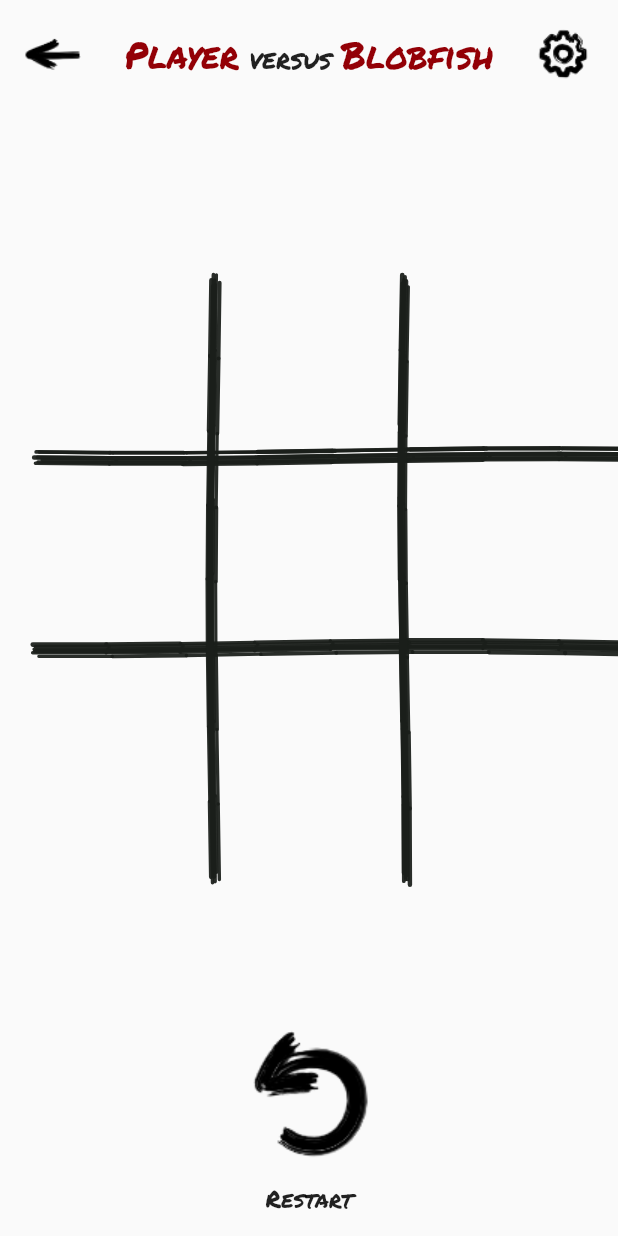
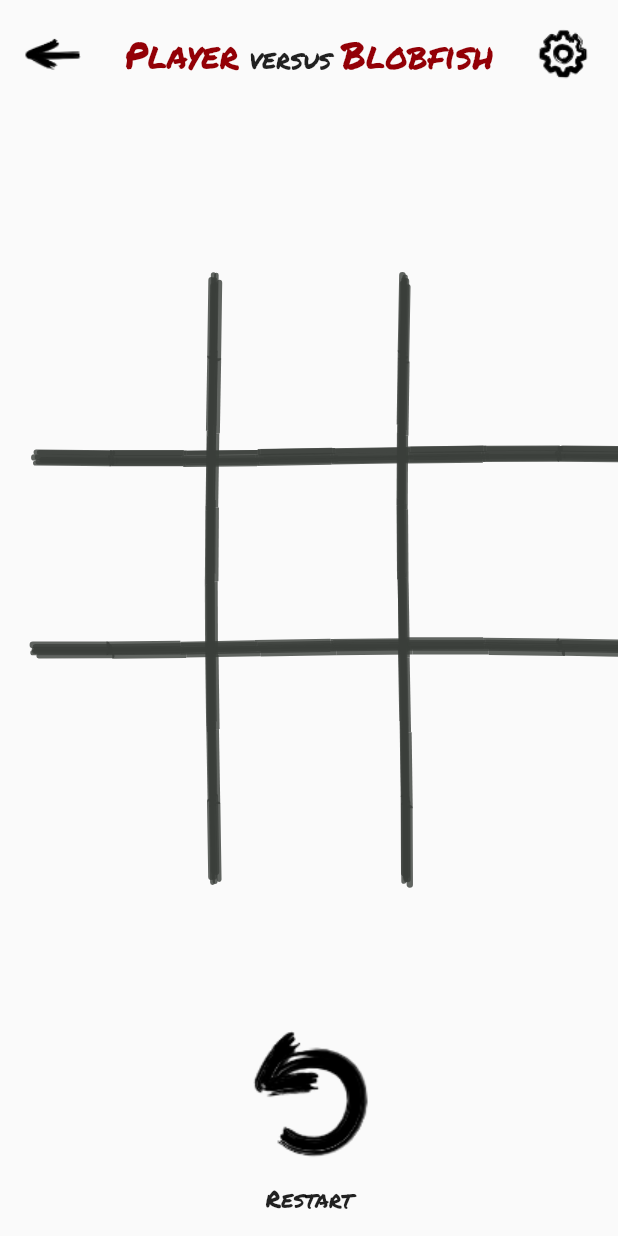
Before and after one commit to filiph/tictactoe, a Flutter app: the PlaySessionScreen screen opened directly with sample values from the repository, on a phone screen of 412 x 824 dp. Run offline on Flutter 3.47's test engine with Material 2 defaults, Android fonts, the phone set to English and light mode, and no system bars; our stand-ins replace audioplayers, go_router, google_mobile_ads, in_app_purchase, shared_preferences; missing offline and left inert: games_services; accounts and stored records are empty.

Commit message:
Make the grid lines a bit transparent

```diff
--- a/lib/src/play_session/rough_grid.dart
+++ b/lib/src/play_session/rough_grid.dart
@@ -13,6 +13,7 @@ class RoughGrid extends StatelessWidget {
   @override
   Widget build(BuildContext context) {
     final palette = context.watch<Palette>();
+    final lineColor = palette.inkFullOpacity.withOpacity(0.8);
 
     return Stack(
       fit: StackFit.expand,
@@ -30,7 +31,7 @@ class RoughGrid extends StatelessWidget {
               painter: _RoughGridPainter(
                 width,
                 height,
-                lineColor: palette.ink,
+                lineColor: lineColor,
                 paintOnly: Axis.horizontal,
               ),
             ),
@@ -75,7 +76,7 @@ class RoughGrid extends StatelessWidget {
               painter: _RoughGridPainter(
                 width,
                 height,
-                lineColor: palette.ink,
+                lineColor: lineColor,
                 paintOnly: Axis.vertical,
               ),
             ),
@@ -115,8 +116,7 @@ class _RoughGridPainter extends CustomPainter {
   final Axis? paintOnly;
 
   late final Paint pathPaint = Paint()
-    ..colorFilter = ColorFilter.mode(lineColor, BlendMode.srcIn)
-    ..strokeCap = StrokeCap.round;
+    ..colorFilter = ColorFilter.mode(lineColor, BlendMode.srcIn);
 
   final Random _random = Random();
 
@@ -132,7 +132,7 @@ class _RoughGridPainter extends CustomPainter {
     const padding = 10.0;
     const maxCrossDisplacement = 1.5;
 
-    const gridLineThicknessRatio = 0.07;
+    const gridLineThicknessRatio = 0.1;
     final lineThickness =
         size.longestSide / max(width, height) * gridLineThicknessRatio;
 
@@ -209,7 +209,7 @@ class _RoughGridPainter extends CustomPainter {
     final strandOffsets = List.generate(brushCount, (index) {
       var angle = _random.nextDouble() * 2 * pi;
       return Offset.fromDirection(
-          angle, _random.nextDouble() * maxLineThickness / 2);
+          angle, _random.nextDouble() * maxLineThickness / 3);
     });
 
     var straightPoint = start;
@@ -227,6 +227,12 @@ class _RoughGridPainter extends CustomPainter {
       final fuzziness = Offset.fromDirection(angle, maxCrossAxisDisplacement);
       final nextFuzzyPoint = straightPoint + straightSegment + fuzziness;
 
+      if (i == 0 || nextStraightPoint == end) {
+        paint.strokeCap = StrokeCap.round;
+      } else {
+        paint.strokeCap = StrokeCap.butt;
+      }
+
       // Drawing individual "strands" makes the line more natural.
       for (final strandOffset in strandOffsets) {
         paint.strokeWidth = (0.8 + 0.4 * _random.nextDouble()) *
```
